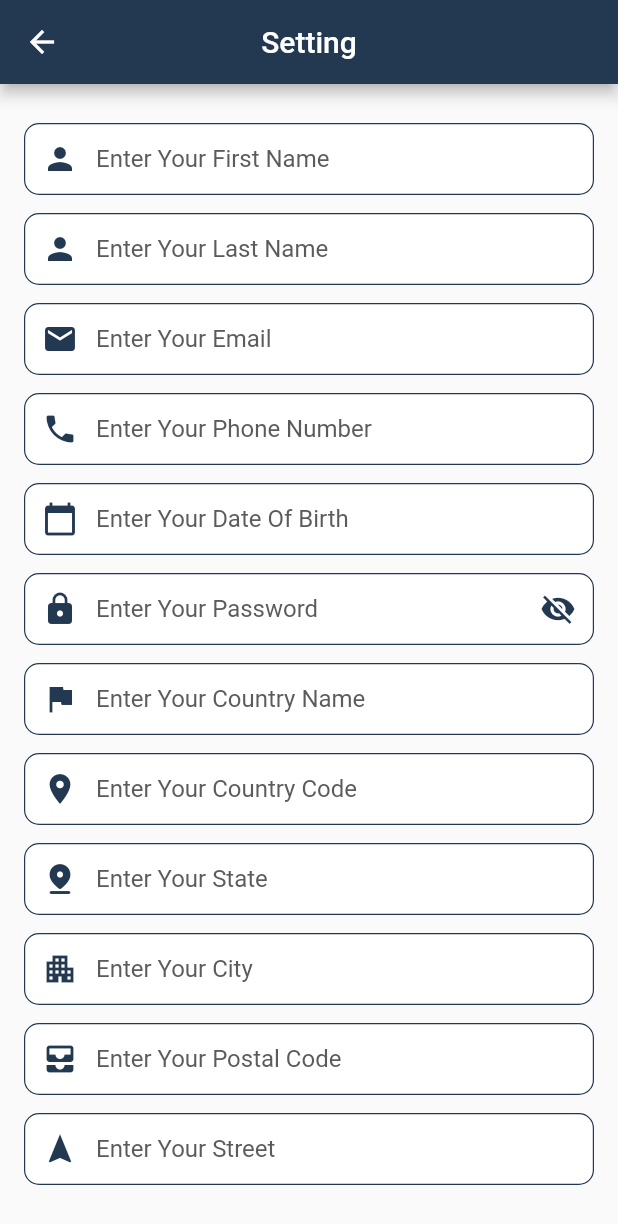
After one commit to ashikahmedfahim/Flutter-E-commerce, a Flutter app: the SettingPage screen opened directly, on a phone screen of 412 x 824 dp. The commit adds this screen. Shown: the top 1224 px of the screen. Run offline on Flutter 3.47's test engine with Material 2 defaults, Android fonts, the phone set to English and light mode, and no system bars; our stand-ins replace badges, flutter_svg, fluttertoast, modal_bottom_sheet, shared_preferences, video_player; accounts and stored records are empty.

Commit message:
setting page added and completed

```diff
--- a/lib/components/profile_button.dart
+++ b/lib/components/profile_button.dart
@@ -43,9 +43,7 @@ class ProfileButton extends StatelessWidget {
           ],
         ),
       ),
-      onTap: () {
-        // print(buttonName);
-      },
+      onTap: () => Navigator.pushNamed(context, 'setting/'),
     );
   }
 }
--- a/lib/routes/route.dart
+++ b/lib/routes/route.dart
@@ -9,6 +9,7 @@ import 'package:lacuna/screens/home_page.dart';
 import 'package:lacuna/screens/product_details_page.dart';
 import 'package:lacuna/screens/profile_page.dart';
 import 'package:lacuna/screens/search_page.dart';
+import 'package:lacuna/screens/setting_page.dart';
 import 'package:lacuna/screens/signin_page.dart';
 import 'package:lacuna/screens/signup_additional_page.dart';
 import 'package:lacuna/screens/signup_page.dart';
@@ -29,6 +30,7 @@ Route<dynamic> lacunaGeneratedRoutes(RouteSettings settings) {
     'cart/': (context) => const CartPage(),
     'checkout/': (context) => const CheckOutPage(),
     'profile/': (context) => const ProfilePage(),
+    'setting/': (context) => const SettingPage(),
     'search/': (context) => SearchPage(
           searchTerm: settings.arguments! as String,
         ),
--- /dev/null
+++ b/lib/screens/setting_page.dart
@@ -0,0 +1,445 @@
+import 'package:flutter/material.dart';
+import 'package:lacuna/components/normal_appbar.dart';
+import 'package:lacuna/components/product_details_main_button.dart';
+
+import '../constants.dart';
+
+class SettingPage extends StatefulWidget {
+  const SettingPage({Key? key}) : super(key: key);
+
+  @override
+  _SettingPageState createState() => _SettingPageState();
+}
+
+class _SettingPageState extends State<SettingPage> {
+  String selectedActionButton = 'Done';
+  bool isVisible = false;
+  void toggleVisibility(bool value) {
+    setState(() {
+      isVisible = value;
+    });
+  }
+
+  @override
+  Widget build(BuildContext context) {
+    final windowSize = MediaQuery.of(context).size;
+    return Scaffold(
+      appBar: NormalAppBar(
+        appBar: AppBar(),
+        title: 'Setting',
+        disableIcon: true,
+      ),
+      body: SingleChildScrollView(
+        child: Padding(
+          padding: const EdgeInsets.symmetric(horizontal: 16.0, vertical: 20.0),
+          child: Column(
+            children: [
+              Padding(
+                padding: const EdgeInsets.symmetric(vertical: 6.0),
+                child: TextField(
+                  decoration: InputDecoration(
+                      contentPadding: const EdgeInsets.symmetric(vertical: 5.0),
+                      fillColor: kDarkTextColor,
+                      hintStyle: const TextStyle(
+                        color: kGreyText,
+                      ),
+                      filled: true,
+                      border: OutlineInputBorder(
+                        borderRadius: BorderRadius.circular(10.0),
+                        borderSide: const BorderSide(
+                          width: 0.8,
+                        ),
+                      ),
+                      enabledBorder: OutlineInputBorder(
+                        borderRadius: BorderRadius.circular(10.0),
+                        borderSide: const BorderSide(
+                          width: 0.8,
+                          color: kPrimaryColor,
+                        ),
+                      ),
+                      hintText: 'Enter Your First Name',
+                      prefixIcon: const Icon(
+                        Icons.person,
+                        color: kPrimaryColor,
+                      )),
+                ),
+              ),
+              Padding(
+                padding: const EdgeInsets.symmetric(vertical: 6.0),
+                child: TextField(
+                  decoration: InputDecoration(
+                      contentPadding: const EdgeInsets.symmetric(vertical: 5.0),
+                      fillColor: kDarkTextColor,
+                      hintStyle: const TextStyle(
+                        color: kGreyText,
+                      ),
+                      filled: true,
+                      border: OutlineInputBorder(
+                        borderRadius: BorderRadius.circular(10.0),
+                        borderSide: const BorderSide(
+                          width: 0.8,
+                        ),
+                      ),
+                      enabledBorder: OutlineInputBorder(
+                        borderRadius: BorderRadius.circular(10.0),
+                        borderSide: const BorderSide(
+                          width: 0.8,
+                          color: kPrimaryColor,
+                        ),
+                      ),
+                      hintText: 'Enter Your Last Name',
+                      prefixIcon: const Icon(
+                        Icons.person,
+                        color: kPrimaryColor,
+                      )),
+                ),
+              ),
+              Padding(
+                padding: const EdgeInsets.symmetric(vertical: 6.0),
+                child: TextField(
+                  decoration: InputDecoration(
+                      contentPadding: const EdgeInsets.symmetric(vertical: 5.0),
+                      fillColor: kDarkTextColor,
+                      hintStyle: const TextStyle(
+                        color: kGreyText,
+                      ),
+                      filled: true,
+                      border: OutlineInputBorder(
+                        borderRadius: BorderRadius.circular(10.0),
+                        borderSide: const BorderSide(
+                          width: 0.8,
+                        ),
+                      ),
+                      enabledBorder: OutlineInputBorder(
+                        borderRadius: BorderRadius.circular(10.0),
+                        borderSide: const BorderSide(
+                          width: 0.8,
+                          color: kPrimaryColor,
+                        ),
+                      ),
+                      hintText: 'Enter Your Email',
+                      prefixIcon: const Icon(
+                        Icons.email,
+                        color: kPrimaryColor,
+                      )),
+                ),
+              ),
+              Padding(
+                padding: const EdgeInsets.symmetric(vertical: 6.0),
+                child: TextField(
+                  decoration: InputDecoration(
+                      contentPadding: const EdgeInsets.symmetric(vertical: 5.0),
+                      fillColor: kDarkTextColor,
+                      hintStyle: const TextStyle(
+                        color: kGreyText,
+                      ),
+                      filled: true,
+                      border: OutlineInputBorder(
+                        borderRadius: BorderRadius.circular(10.0),
+                        borderSide: const BorderSide(
+                          width: 0.8,
+                        ),
+                      ),
+                      enabledBorder: OutlineInputBorder(
+                        borderRadius: BorderRadius.circular(10.0),
+                        borderSide: const BorderSide(
+                          width: 0.8,
+                          color: kPrimaryColor,
+                        ),
+                      ),
+                      hintText: 'Enter Your Phone Number',
+                      prefixIcon: const Icon(
+                        Icons.phone,
+                        color: kPrimaryColor,
+                      )),
+                ),
+              ),
+              Padding(
+                padding: const EdgeInsets.symmetric(vertical: 6.0),
+                child: TextField(
+                  decoration: InputDecoration(
+                      contentPadding: const EdgeInsets.symmetric(vertical: 5.0),
+                      fillColor: kDarkTextColor,
+                      hintStyle: const TextStyle(
+                        color: kGreyText,
+                      ),
+                      filled: true,
+                      border: OutlineInputBorder(
+                        borderRadius: BorderRadius.circular(10.0),
+                        borderSide: const BorderSide(
+                          width: 0.8,
+                        ),
+                      ),
+                      enabledBorder: OutlineInputBorder(
+                        borderRadius: BorderRadius.circular(10.0),
+                        borderSide: const BorderSide(
+                          width: 0.8,
+                          color: kPrimaryColor,
+                        ),
+                      ),
+                      hintText: 'Enter Your Date Of Birth',
+                      prefixIcon: const Icon(
+                        Icons.calendar_today,
+                        color: kPrimaryColor,
+                      )),
+                ),
+              ),
+              Padding(
+                padding: const EdgeInsets.symmetric(vertical: 6.0),
+                child: TextField(
+                  enableSuggestions: false,
+                  autocorrect: false,
+                  obscureText: !isVisible,
+                  decoration: InputDecoration(
+                    contentPadding: const EdgeInsets.symmetric(vertical: 5.0),
+                    fillColor: kDarkTextColor,
+                    hintStyle: const TextStyle(
+                      color: kGreyText,
+                    ),
+                    filled: true,
+                    border: OutlineInputBorder(
+                      borderRadius: BorderRadius.circular(10.0),
+                      borderSide: const BorderSide(
+                        width: 0.8,
+                      ),
+                    ),
+                    enabledBorder: OutlineInputBorder(
+                      borderRadius: BorderRadius.circular(10.0),
+                      borderSide: const BorderSide(
+                        width: 0.8,
+                        color: kPrimaryColor,
+                      ),
+                    ),
+                    hintText: 'Enter Your Password',
+                    prefixIcon: const Icon(
+                      Icons.lock,
+                      color: kPrimaryColor,
+                    ),
+                    suffixIcon: IconButton(
+                      onPressed: () {
+                        toggleVisibility(!isVisible);
+                      },
+                      icon: Icon(
+                          isVisible ? Icons.visibility : Icons.visibility_off),
+                      color: kPrimaryColor,
+                    ),
+                  ),
+                ),
+              ),
+              Padding(
+                padding: const EdgeInsets.symmetric(vertical: 6.0),
+                child: TextField(
+                  decoration: InputDecoration(
+                      contentPadding: const EdgeInsets.symmetric(vertical: 5.0),
+                      fillColor: kDarkTextColor,
+                      hintStyle: const TextStyle(
+                        color: kGreyText,
+                      ),
+                      filled: true,
+                      border: OutlineInputBorder(
+                        borderRadius: BorderRadius.circular(10.0),
+                        borderSide: const BorderSide(
+                          width: 0.8,
+                        ),
+                      ),
+                      enabledBorder: OutlineInputBorder(
+                        borderRadius: BorderRadius.circular(10.0),
+                        borderSide: const BorderSide(
+                          width: 0.8,
+                          color: kPrimaryColor,
+                        ),
+                      ),
+                      hintText: 'Enter Your Country Name',
+                      prefixIcon: const Icon(
+                        Icons.flag,
+                        color: kPrimaryColor,
+                      )),
+                ),
+              ),
+              Padding(
+                padding: const EdgeInsets.symmetric(vertical: 6.0),
+                child: TextField(
+                  decoration: InputDecoration(
+                      contentPadding: const EdgeInsets.symmetric(vertical: 5.0),
+                      fillColor: kDarkTextColor,
+                      hintStyle: const TextStyle(
+                        color: kGreyText,
+                      ),
+                      filled: true,
+                      border: OutlineInputBorder(
+                        borderRadius: BorderRadius.circular(10.0),
+                        borderSide: const BorderSide(
+                          width: 0.8,
+                        ),
+                      ),
+                      enabledBorder: OutlineInputBorder(
+                        borderRadius: BorderRadius.circular(10.0),
+                        borderSide: const BorderSide(
+                          width: 0.8,
+                          color: kPrimaryColor,
+                        ),
+                      ),
+                      hintText: 'Enter Your Country Code',
+                      prefixIcon: const Icon(
+                        Icons.location_on,
+                        color: kPrimaryColor,
+                      )),
+                ),
+              ),
+              Padding(
+                padding: const EdgeInsets.symmetric(vertical: 6.0),
+                child: TextField(
+                  decoration: InputDecoration(
+                      contentPadding: const EdgeInsets.symmetric(vertical: 5.0),
+                      fillColor: kDarkTextColor,
+                      hintStyle: const TextStyle(
+                        color: kGreyText,
+                      ),
+                      filled: true,
+                      border: OutlineInputBorder(
+                        borderRadius: BorderRadius.circular(10.0),
+                        borderSide: const BorderSide(
+                          width: 0.8,
+                        ),
+                      ),
+                      enabledBorder: OutlineInputBorder(
+                        borderRadius: BorderRadius.circular(10.0),
+                        borderSide: const BorderSide(
+                          width: 0.8,
+                          color: kPrimaryColor,
+                        ),
+                      ),
+                      hintText: 'Enter Your State',
+                      prefixIcon: const Icon(
+                        Icons.pin_drop_rounded,
+                        color: kPrimaryColor,
+                      )),
+                ),
+              ),
+              Padding(
+                padding: const EdgeInsets.symmetric(vertical: 6.0),
+                child: TextField(
+                  decoration: InputDecoration(
+                      contentPadding: const EdgeInsets.symmetric(vertical: 5.0),
+                      fillColor: kDarkTextColor,
+                      hintStyle: const TextStyle(
+                        color: kGreyText,
+                      ),
+                      filled: true,
+                      border: OutlineInputBorder(
+                        borderRadius: BorderRadius.circular(10.0),
+                        borderSide: const BorderSide(
+                          width: 0.8,
+                        ),
+                      ),
+                      enabledBorder: OutlineInputBorder(
+                        borderRadius: BorderRadius.circular(10.0),
+                        borderSide: const BorderSide(
+                          width: 0.8,
+                          color: kPrimaryColor,
+                        ),
+                      ),
+                      hintText: 'Enter Your City',
+                      prefixIcon: const Icon(
+                        Icons.apartment,
+                        color: kPrimaryColor,
+                      )),
+                ),
+              ),
+              Padding(
+                padding: const EdgeInsets.symmetric(vertical: 6.0),
+                child: TextField(
+                  decoration: InputDecoration(
+                      contentPadding: const EdgeInsets.symmetric(vertical: 5.0),
+                      fillColor: kDarkTextColor,
+                      hintStyle: const TextStyle(
+                        color: kGreyText,
+                      ),
+                      filled: true,
+                      border: OutlineInputBorder(
+                        borderRadius: BorderRadius.circular(10.0),
+                        borderSide: const BorderSide(
+                          width: 0.8,
+                        ),
+                      ),
+                      enabledBorder: OutlineInputBorder(
+                        borderRadius: BorderRadius.circular(10.0),
+                        borderSide: const BorderSide(
+                          width: 0.8,
+                          color: kPrimaryColor,
+                        ),
+                      ),
+                      hintText: 'Enter Your Postal Code ',
+                      prefixIcon: const Icon(
+                        Icons.all_inbox,
+                        color: kPrimaryColor,
+                      )),
+                ),
+              ),
+              Padding(
+                padding: const EdgeInsets.symmetric(vertical: 6.0),
+                child: TextField(
+                  decoration: InputDecoration(
+                      contentPadding: const EdgeInsets.symmetric(vertical: 5.0),
+                      fillColor: kDarkTextColor,
+                      hintStyle: const TextStyle(
+                        color: kGreyText,
+                      ),
+                      filled: true,
+                      border: OutlineInputBorder(
+                        borderRadius: BorderRadius.circular(10.0),
+                        borderSide: const BorderSide(
+                          width: 0.8,
+                        ),
+                      ),
+                      enabledBorder: OutlineInputBorder(
+                        borderRadius: BorderRadius.circular(10.0),
+                        borderSide: const BorderSide(
+                          width: 0.8,
+                          color: kPrimaryColor,
+                        ),
+                      ),
+                      hintText: 'Enter Your Street',
+                      prefixIcon: const Icon(
+                        Icons.navigation,
+                        color: kPrimaryColor,
+                      )),
+                ),
+              ),
+              Padding(
+                padding: const EdgeInsets.fromLTRB(0, 40, 0, 10),
+                child: Row(
+                  mainAxisAlignment: MainAxisAlignment.spaceBetween,
+                  children: [
+                    ProductDetailsMainButton(
+                      buttonName: 'Cancel',
+                      buttonWidth: (windowSize.width / 2) - 20,
+                      buttonBackgroundColor: selectedActionButton == 'Cancel'
+                          ? kPrimaryColor
+                          : Colors.white,
+                      setView: () {},
+                      routeString: "",
+                    ),
+                    ProductDetailsMainButton(
+                      buttonName: 'Done',
+                      buttonWidth: (windowSize.width / 2) - 20,
+                      buttonBackgroundColor: selectedActionButton == 'Done'
+                          ? kPrimaryColor
+                          : Colors.white,
+                      setView: () {
+                        setState(() {
+                          selectedActionButton = 'Done';
+                        });
+                      },
+                      routeString: "",
+                    ),
+                  ],
+                ),
+              ),
+            ],
+          ),
+        ),
+      ),
+    );
+  }
+}
```
